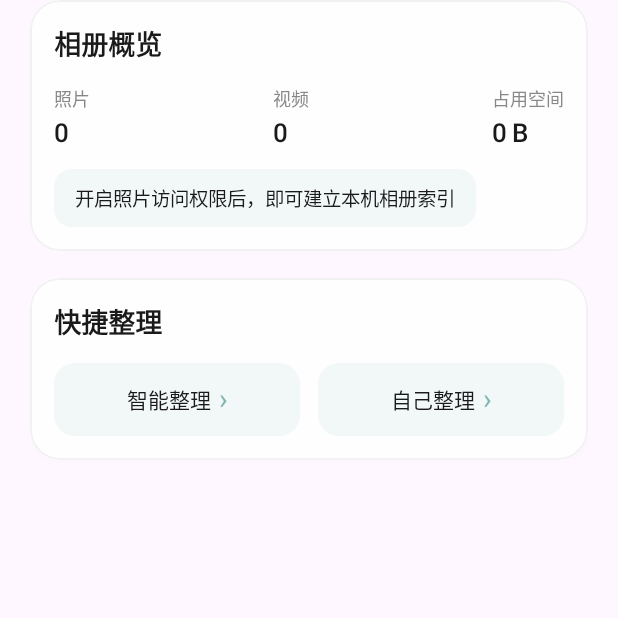
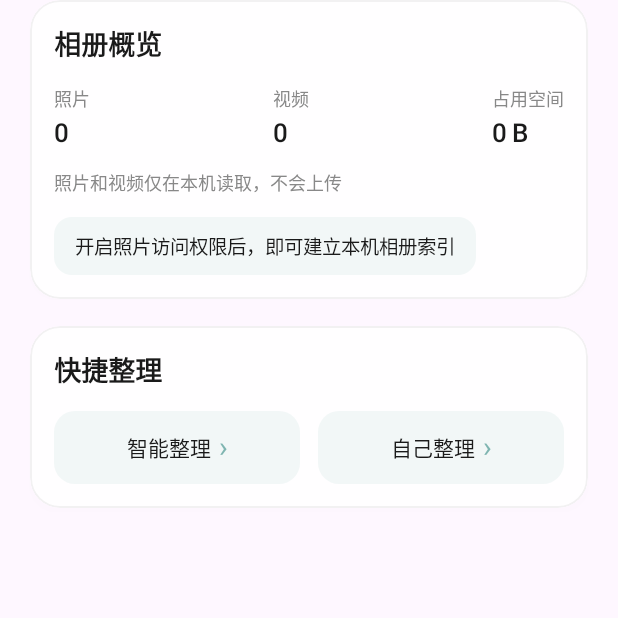
Before and after one commit to winterchances/Blank, an Android app built with Jetpack Compose: the composable HomeContent called with empty values, on a phone screen of 412 x 824 dp, the top half of it. Run offline under Robolectric (Android 15) with nearby library versions, the phone set to English and light mode, and no system bars; our stand-ins replace paging; 1 statement that could not run was skipped.

Commit message:
Explain local-only media access on first scan

```diff
--- a/app/src/main/java/com/blank/gallery/ui/screens/HomeScreens.kt
+++ b/app/src/main/java/com/blank/gallery/ui/screens/HomeScreens.kt
@@ -67,6 +67,13 @@ internal fun HomeContent(
                 OverviewMetric("照片", photoCount.toString())
                 OverviewMetric("视频", videoCount.toString())
                 OverviewMetric("占用空间", formatStorage(totalBytes))
+            }
+            if (!hasMediaAccess) {
+                Text(
+                    text = "照片和视频仅在本机读取，不会上传",
+                    fontSize = 12.sp,
+                    color = MutedText
+                )
             }
             if (isScanning) {
                 Text(
```
